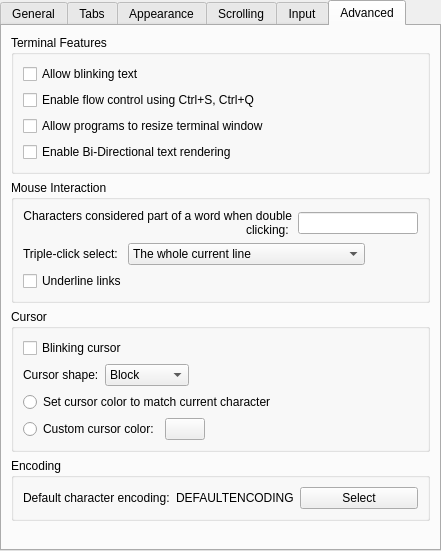
This is src/EditProfileDialog.ui in KDE/konsole as Qt 5 draws it before an edit. The edited form follows.
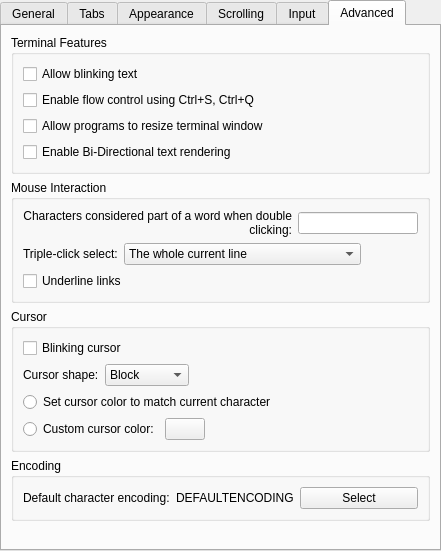
This is the edited form. The open tabs and pages were chosen to show the change. Custom widgets are drawn as their Qt base class.

Commit message: Remove unnecessary trailing space in UI strings

The edit to the form file:
```diff
--- a/src/EditProfileDialog.ui
+++ b/src/EditProfileDialog.ui
@@ -1013,7 +1013,7 @@
             <item>
              <widget class="QLabel" name="label_11">
               <property name="text">
-               <string>Characters considered part of a word when double clicking: </string>
+               <string>Characters considered part of a word when double clicking:</string>
               </property>
               <property name="alignment">
                <set>Qt::AlignRight|Qt::AlignTrailing|Qt::AlignVCenter</set>
@@ -1037,7 +1037,7 @@
             <item>
              <widget class="QLabel" name="label_17">
               <property name="text">
-               <string>Triple-click select: </string>
+               <string>Triple-click select:</string>
               </property>
              </widget>
             </item>
```
Left out of the diff: 4 changed lines with no effect on the pictures.
